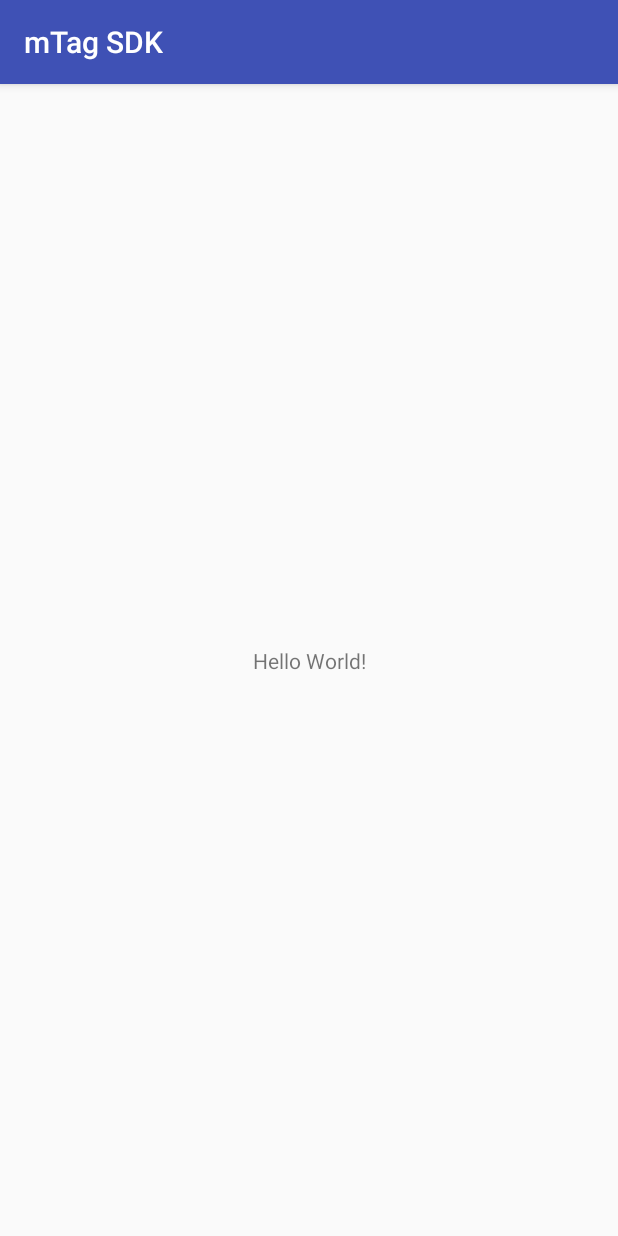
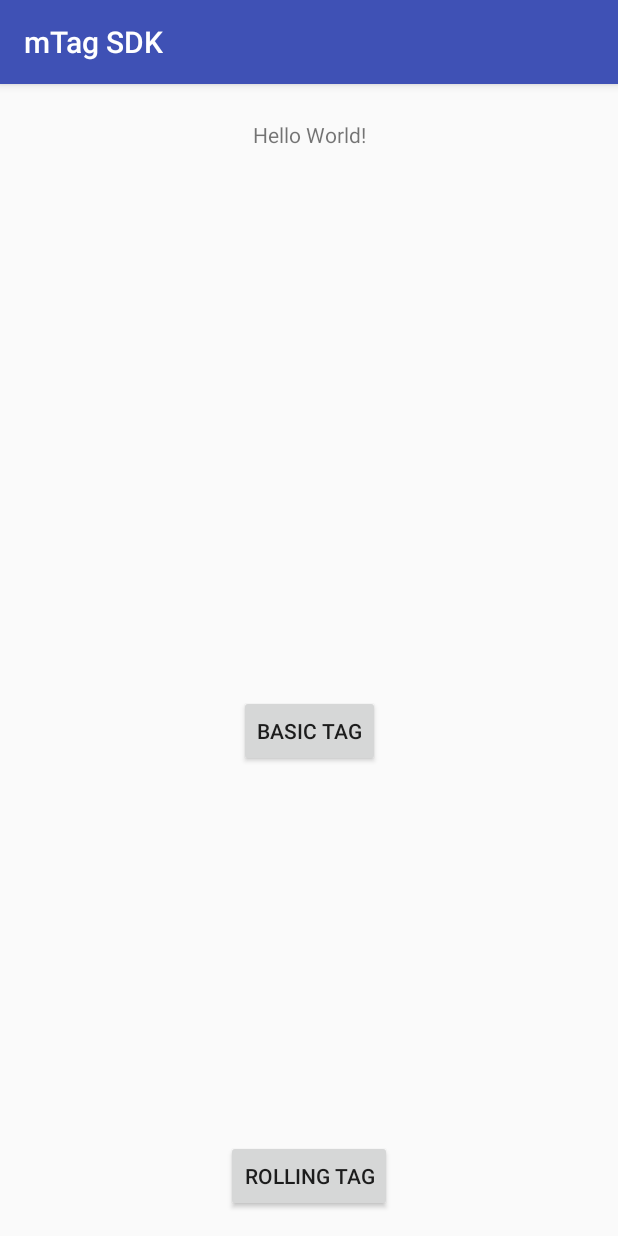
Before and after one commit to BlueBiteLLC/mtag-sdk-android, an Android app: the screen it shows after launch (MainActivity), on a phone screen of 412 x 824 dp. Run offline under Robolectric (Android 15) with nearby library versions, the phone set to English and light mode, and no system bars; our stand-ins replace Volley.

```diff
--- a/app/build.gradle
+++ b/app/build.gradle
@@ -25,4 +25,5 @@ dependencies {
     testImplementation 'junit:junit:4.12'
     androidTestImplementation 'com.android.support.test:runner:1.0.2'
     androidTestImplementation 'com.android.support.test.espresso:espresso-core:3.0.2'
+    implementation project(path: ':mtag_sdk')
 }
--- a/app/src/main/AndroidManifest.xml
+++ b/app/src/main/AndroidManifest.xml
@@ -1,6 +1,8 @@
 <?xml version="1.0" encoding="utf-8"?>
 <manifest xmlns:android="http://schemas.android.com/apk/res/android"
           package="com.bluebite.mtagsdk">
+
+    <uses-permission android:name="android.permission.INTERNET"/>
 
     <application
             android:allowBackup="true"
@@ -15,6 +17,10 @@
 
                 <category android:name="android.intent.category.LAUNCHER"/>
             </intent-filter>
+
+            <intent-filter>
+                <action android:name="android.nfc.action.NDEF_DISCOVERED"/>
+            </intent-filter>
         </activity>
     </application>
 
--- a/app/src/main/java/com/bluebite/mtagsdk/MainActivity.java
+++ b/app/src/main/java/com/bluebite/mtagsdk/MainActivity.java
@@ -2,12 +2,61 @@ package com.bluebite.mtagsdk;
 
 import android.support.v7.app.AppCompatActivity;
 import android.os.Bundle;
+import android.util.Log;
+import android.view.View;
+import android.widget.Button;
+import android.widget.TextView;
 
-public class MainActivity extends AppCompatActivity {
+import com.bluebite.mtag_sdk.API;
+import com.bluebite.mtag_sdk.InteractionDelegate;
+
+import org.json.JSONObject;
+
+public class MainActivity extends AppCompatActivity implements InteractionDelegate {
+    public static final String TAG = MainActivity.class.getSimpleName();
+
+    TextView textView;
+    Button basicTagButton;
+    Button rollingTagButton;
+
+    private API api;
 
     @Override
     protected void onCreate(Bundle savedInstanceState) {
         super.onCreate(savedInstanceState);
         setContentView(R.layout.activity_main);
+
+        api = new API(this, this);
+
+        textView = findViewById(R.id.textView);
+        basicTagButton = findViewById(R.id.basicTagButton);
+        rollingTagButton = findViewById(R.id.rollingKeyButton);
+
+        basicTagButton.setOnClickListener(new View.OnClickListener() {
+            @Override
+            public void onClick(View view) {
+                String basicUrl = "https://mtag.io/njaix4";
+                api.interactionWasReceived(basicUrl);
+            }
+        });
+        rollingTagButton.setOnClickListener(new View.OnClickListener() {
+            @Override
+            public void onClick(View view) {
+                String rollingExampleUrl = "https://mtag.io/nilpps/042E276AA24881x0001A22702";
+                api.interactionWasReceived(rollingExampleUrl);
+            }
+        });
+    }
+
+    @Override
+    public void interactionDataWasReceived(JSONObject results) {
+        Log.i(TAG, "Interaction received: " + results);
+        textView.setText("" + results);
+    }
+
+    @Override
+    public void interactionDidFail(String error) {
+        Log.i(TAG, "Interaction did fail: " + error);
+        textView.setText("" + error);
     }
 }
--- a/app/src/main/res/layout/activity_main.xml
+++ b/app/src/main/res/layout/activity_main.xml
@@ -11,9 +11,37 @@
             android:layout_width="wrap_content"
             android:layout_height="wrap_content"
             android:text="Hello World!"
+            android:id="@+id/textView"
             app:layout_constraintBottom_toBottomOf="parent"
             app:layout_constraintLeft_toLeftOf="parent"
             app:layout_constraintRight_toRightOf="parent"
-            app:layout_constraintTop_toTopOf="parent"/>
+            app:layout_constraintTop_toTopOf="parent"
+            app:layout_constraintStart_toStartOf="parent"
+            app:layout_constraintEnd_toEndOf="parent"
+            app:layout_constraintVertical_bias="0.032"/>
+
+    <Button
+            android:text="Rolling Tag"
+            android:layout_width="wrap_content"
+            android:layout_height="wrap_content"
+            app:layout_constraintStart_toStartOf="parent"
+            app:layout_constraintBottom_toBottomOf="parent"
+            app:layout_constraintEnd_toEndOf="parent"
+            android:layout_marginBottom="16dp"
+            android:id="@+id/rollingKeyButton"
+            android:layout_marginTop="8dp"
+            app:layout_constraintTop_toBottomOf="@+id/basicTagButton"
+            app:layout_constraintVertical_bias="1.0"/>
+
+    <Button
+            android:text="Basic Tag"
+            android:layout_width="wrap_content"
+            android:layout_height="wrap_content"
+            app:layout_constraintStart_toStartOf="parent"
+            app:layout_constraintEnd_toEndOf="parent"
+            android:id="@+id/basicTagButton"
+            android:layout_marginTop="364dp"
+            app:layout_constraintTop_toBottomOf="@+id/textView"
+            app:layout_constraintHorizontal_bias="0.501"/>
 
 </android.support.constraint.ConstraintLayout>
--- a/mtag_sdk/src/main/AndroidManifest.xml
+++ b/mtag_sdk/src/main/AndroidManifest.xml
@@ -1,2 +1,4 @@
 <manifest xmlns:android="http://schemas.android.com/apk/res/android"
-          package="com.bluebite.mtag_sdk"/>
+          package="com.bluebite.mtag_sdk">
+    <uses-permission android:name="android.permission.INTERNET"/>
+</manifest>
--- a/mtag_sdk/src/main/java/com/bluebite/mtag_sdk/InteractionDelegate.java
+++ b/mtag_sdk/src/main/java/com/bluebite/mtag_sdk/InteractionDelegate.java
@@ -15,6 +15,22 @@
 
 package com.bluebite.mtag_sdk;
 
+
+import org.json.JSONObject;
+
+/*
+* Implementation which will be called by the SDK upon success/failure to authenticate a tag.
+*/
 public interface InteractionDelegate {
+    /*
+    * Called when an Interaction has been successfully registered with the BlueBite API.
+    * */
+    public void interactionDataWasReceived(JSONObject results);
 
+    /*
+    * Called when an Interaction has failed to be registered with the BlueBite API.
+    *
+    * This could be caused by a general API failure, an invalid URL, or a general Volley failure.
+    * */
+    public void interactionDidFail(String error);
 }
```
Also changed, not shown: mtag_sdk/src/main/java/com/bluebite/mtag_sdk/API.java (+192 -0 lines), 1 other file.
